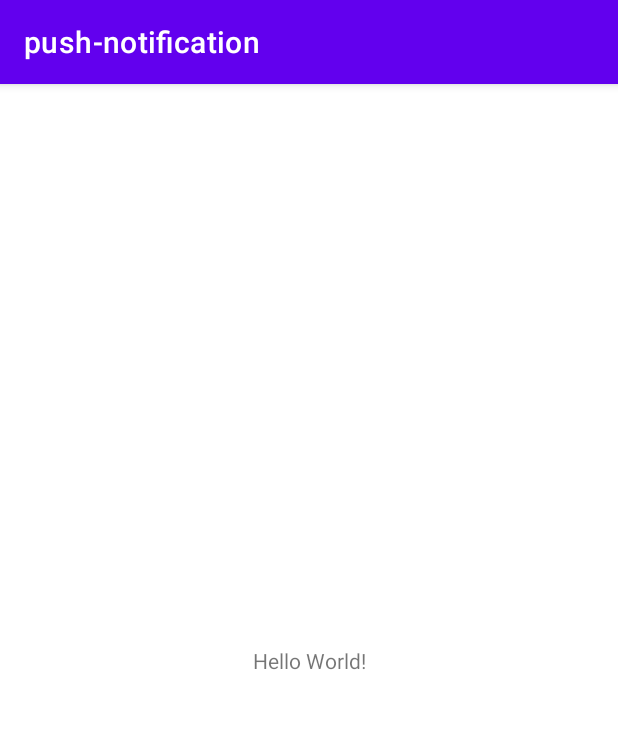
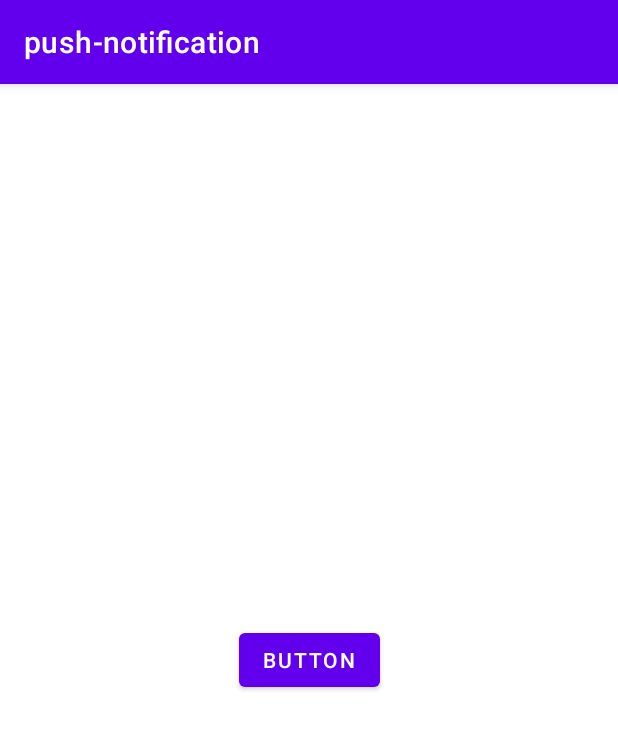
Before and after one commit to ParkJong-Hun/push-notification, an Android app: the screen it shows after launch (MainActivity), on a phone screen of 412 x 824 dp. Shown: the top 729 px of the screen. Run offline under Robolectric (Android 15) with nearby library versions, the phone set to English and light mode, and no system bars.

Commit message:
2022/02/04 16:58 fix normal notification

```diff
--- a/app/src/main/java/com/example/push_notification/MainActivity.kt
+++ b/app/src/main/java/com/example/push_notification/MainActivity.kt
@@ -8,18 +8,30 @@ import android.content.Intent
 import android.os.Build
 import androidx.appcompat.app.AppCompatActivity
 import android.os.Bundle
+import android.widget.Button
 import androidx.core.app.NotificationCompat
 import androidx.core.app.NotificationManagerCompat
 
 class MainActivity : AppCompatActivity() {
     //고유 채널 아이디
     val CHANNEL_ID = "test"
-    //고유 알림 아이디
-    val notificationId = 1
 
     override fun onCreate(savedInstanceState: Bundle?) {
         super.onCreate(savedInstanceState)
         setContentView(R.layout.activity_main)
+
+
+        val button: Button = findViewById(R.id.button)
+        button.setOnClickListener {
+            displayNotification()
+        }
+    }
+
+    //알림 만들어서 표시
+    fun displayNotification() {
+        createNotificationChannel()
+        //고유 알림 아이디
+        val notificationId = 1
 
         val textTitle = "test title"
         val textContent = "this is content."
@@ -28,11 +40,11 @@ class MainActivity : AppCompatActivity() {
         val intent = Intent(this, AlertDetails::class.java).apply {
             flags = Intent.FLAG_ACTIVITY_NEW_TASK or Intent.FLAG_ACTIVITY_CLEAR_TASK
         }//AlertDetails 액티비티에 플래그 전달
-        val pendingIntent: PendingIntent = PendingIntent.getActivity(this, 0, intent, 0)//intent를 이용해 Notification에 필요한PendingIntent 생성
+        val pendingIntent: PendingIntent = PendingIntent.getActivity(this, 0, intent, PendingIntent.FLAG_UPDATE_CURRENT)//intent를 이용해 Notification에 필요한PendingIntent 생성
 
         //기본 알림 만들기
-        val builder = NotificationCompat.Builder(this, CHANNEL_ID)
-            .setSmallIcon(androidx.core.R.drawable.notification_icon_background)//아이콘
+        val notification = NotificationCompat.Builder(this, CHANNEL_ID)
+            .setSmallIcon(R.drawable.ic_launcher_background)//아이콘
             .setContentTitle(textTitle)//제목
             .setContentText(textContent)//내용
             .setStyle(NotificationCompat.BigTextStyle()//확장 가능 알림 설정
@@ -40,9 +52,11 @@ class MainActivity : AppCompatActivity() {
             .setPriority(NotificationCompat.PRIORITY_DEFAULT)//중요도
             .setContentIntent(pendingIntent)//유저가 탭할 때의 인텐트
             .setAutoCancel(true)//자동 알림 삭제
+            .build()
 
+        //알림 표시
         with(NotificationManagerCompat.from(this)) {
-            notify(notificationId, builder.build())
+            notify(notificationId, notification)
         }
     }
 
--- a/app/src/main/res/layout/activity_main.xml
+++ b/app/src/main/res/layout/activity_main.xml
@@ -6,10 +6,11 @@
     android:layout_height="match_parent"
     tools:context=".MainActivity">
 
-    <TextView
+    <Button
+        android:id="@+id/button"
         android:layout_width="wrap_content"
         android:layout_height="wrap_content"
-        android:text="Hello World!"
+        android:text="Button"
         app:layout_constraintBottom_toBottomOf="parent"
         app:layout_constraintLeft_toLeftOf="parent"
         app:layout_constraintRight_toRightOf="parent"
```
